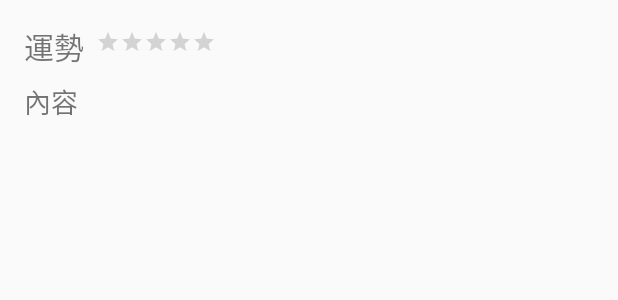
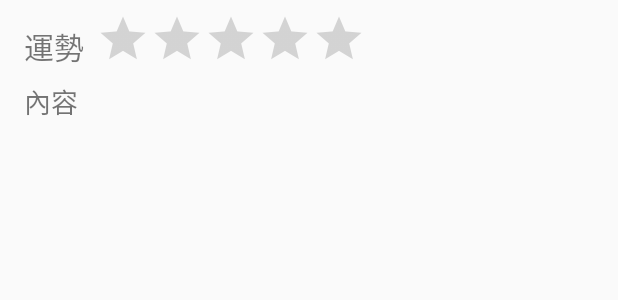
Before and after one commit to pehgy5342/Today, an Android app: the layout constellation_item.xml on its own in the app's theme, with its tools: preview values and no code run, on a phone screen of 412 x 824 dp. Shown: the top 300 px of the screen. Run offline under Robolectric (Android 15) with nearby library versions, the phone set to English and light mode, and no system bars.

```diff
--- a/app/src/main/res/layout/constellation_item.xml
+++ b/app/src/main/res/layout/constellation_item.xml
@@ -1,11 +1,9 @@
 <?xml version="1.0" encoding="utf-8"?>
 <androidx.constraintlayout.widget.ConstraintLayout
         xmlns:android="http://schemas.android.com/apk/res/android"
-        xmlns:app="http://schemas.android.com/apk/res-auto" xmlns:tools="http://schemas.android.com/tools"
+        xmlns:app="http://schemas.android.com/apk/res-auto"
         android:orientation="vertical"
-        android:layout_width="wrap_content
-
-"
+        android:layout_width="wrap_content"
         android:layout_height="wrap_content">
 
     <TextView
@@ -15,16 +13,20 @@
             android:layout_width="wrap_content"
             android:layout_height="wrap_content"
             app:layout_constraintTop_toTopOf="parent"
-            android:layout_marginTop="16dp" app:layout_constraintStart_toStartOf="parent"
+            android:layout_marginTop="16dp"
+            app:layout_constraintStart_toStartOf="parent"
             android:layout_marginStart="16dp"/>
+
     <RatingBar
-            style="@style/Widget.AppCompat.RatingBar.Small"
             android:layout_height="wrap_content"
             android:layout_width="wrap_content"
+            style="?android:attr/ratingBarStyleIndicator"
+            app:layout_constraintTop_toTopOf="parent"
+            android:layout_marginTop="8dp"
             app:layout_constraintStart_toEndOf="@+id/tv_conLucky"
             android:layout_marginStart="8dp"
-            app:layout_constraintTop_toTopOf="@+id/tv_conLucky"
-            android:layout_marginTop="4dp" app:layout_constraintEnd_toEndOf="parent" android:layout_marginEnd="16dp"/>
+            app:layout_constraintEnd_toEndOf="parent"
+            android:layout_marginEnd="16dp"/>
 
 
     <TextView
@@ -33,8 +35,10 @@
             android:textSize="18sp"
             android:layout_width="wrap_content"
             android:layout_height="wrap_content"
-            app:layout_constraintStart_toStartOf="@+id/tv_conLucky" android:layout_marginTop="8dp"
-            app:layout_constraintTop_toBottomOf="@+id/tv_conLucky" app:layout_constraintBottom_toBottomOf="parent"
+            app:layout_constraintStart_toStartOf="@+id/tv_conLucky"
+            android:layout_marginTop="8dp"
+            app:layout_constraintTop_toBottomOf="@+id/tv_conLucky"
+            app:layout_constraintBottom_toBottomOf="parent"
             android:layout_marginBottom="16dp"/>
 
 
```
Also changed, not shown: app/src/main/java/com/example/today/activity/ConstellationActivity.kt (+16 -0 lines), app/src/main/java/com/example/today/adapter/ConstellationAdapter.kt (+13 -16 lines), app/src/main/java/com/example/today/adapter/LuckyAdapter.kt (added, +30 -0 lines), app/src/main/java/com/example/today/fragment/FragmentConstellation.kt (+34 -3 lines), app/src/main/java/com/example/today/fragment/FragmentWeather.kt (+2 -9 lines), app/src/main/res/layout/activity_constellation.xml (+15 -11 lines), app/src/main/res/values/styles.xml (+7 -0 lines).
